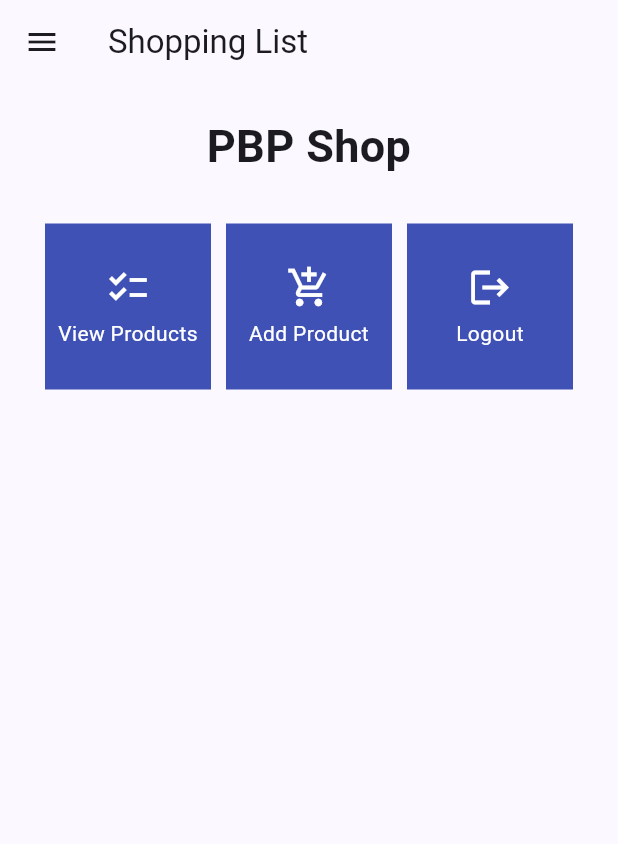
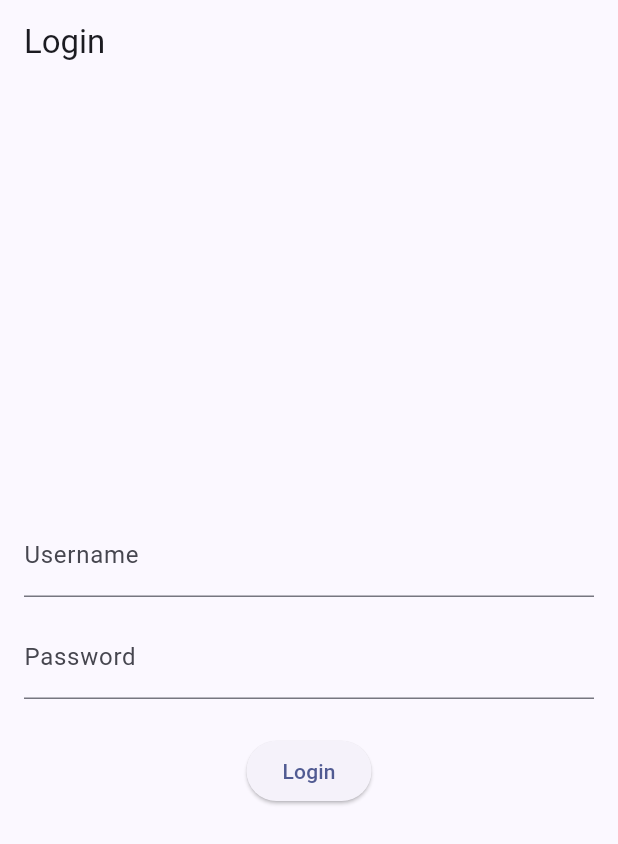
Before and after one commit to alfian-f/shopping-list-mobile, a Flutter app: the screen it shows after launch, on a phone screen of 412 x 824 dp. Shown: the top 844 px of the screen. Run offline on Flutter 3.47's test engine with Material 2 defaults, Android fonts, the phone set to English and light mode, and no system bars; missing offline and left inert: pbp_django_auth.

Commit message:
Tutorial 8

```diff
--- a/lib/main.dart
+++ b/lib/main.dart
@@ -1,38 +1,30 @@
 import 'package:flutter/material.dart';
-import 'package:shopping_list/screens/menu.dart';
+import 'package:shopping_list/screens/login.dart';
+import 'package:provider/provider.dart';
+import 'package:pbp_django_auth/pbp_django_auth.dart';
 
 void main() {
   runApp(const MyApp());
 }
 
 class MyApp extends StatelessWidget {
-  const MyApp({super.key});
+  const MyApp({Key? key}) : super(key: key);
 
-  // This widget is the root of your application.
   @override
   Widget build(BuildContext context) {
-    return MaterialApp(
-      title: 'Flutter Demo',
-      theme: ThemeData(
-        // This is the theme of your application.
-        //
-        // TRY THIS: Try running your application with "flutter run". You'll see
-        // the application has a blue toolbar. Then, without quitting the app,
-        // try changing the seedColor in the colorScheme below to Colors.green
-        // and then invoke "hot reload" (save your changes or press the "hot
-        // reload" button in a Flutter-supported IDE, or press "r" if you used
-        // the command line to start the app).
-        //
-        // Notice that the counter didn't reset back to zero; the application
-        // state is not lost during the reload. To reset the state, use hot
-        // restart instead.
-        //
-        // This works for code too, not just values: Most code changes can be
-        // tested with just a hot reload.
-        colorScheme: ColorScheme.fromSeed(seedColor: Colors.indigo),
-        useMaterial3: true,
+    return Provider(
+      create: (_) {
+        CookieRequest request = CookieRequest();
+        return request;
+      },
+      child: MaterialApp(
+        title: 'Flutter App',
+        theme: ThemeData(
+          colorScheme: ColorScheme.fromSeed(seedColor: Colors.indigo),
+          useMaterial3: true,
+        ),
+        home: LoginPage(),
       ),
-      home: MyHomePage(),
     );
   }
 }
--- /dev/null
+++ b/lib/screens/login.dart
@@ -0,0 +1,115 @@
+import 'package:shopping_list/screens/menu.dart';
+import 'package:flutter/material.dart';
+import 'package:pbp_django_auth/pbp_django_auth.dart';
+import 'package:provider/provider.dart';
+
+void main() {
+  runApp(const LoginApp());
+}
+
+class LoginApp extends StatelessWidget {
+  const LoginApp({super.key});
+
+  @override
+  Widget build(BuildContext context) {
+    return MaterialApp(
+      title: 'Login',
+      theme: ThemeData(
+        primarySwatch: Colors.blue,
+      ),
+      home: const LoginPage(),
+    );
+  }
+}
+
+class LoginPage extends StatefulWidget {
+  const LoginPage({super.key});
+
+  @override
+  _LoginPageState createState() => _LoginPageState();
+}
+
+class _LoginPageState extends State<LoginPage> {
+  final TextEditingController _usernameController = TextEditingController();
+  final TextEditingController _passwordController = TextEditingController();
+
+  @override
+  Widget build(BuildContext context) {
+    final request = context.watch<CookieRequest>();
+    return Scaffold(
+      appBar: AppBar(
+        title: const Text('Login'),
+      ),
+      body: Container(
+        padding: const EdgeInsets.all(16.0),
+        child: Column(
+          mainAxisAlignment: MainAxisAlignment.center,
+          children: [
+            TextField(
+              controller: _usernameController,
+              decoration: const InputDecoration(
+                labelText: 'Username',
+              ),
+            ),
+            const SizedBox(height: 12.0),
+            TextField(
+              controller: _passwordController,
+              decoration: const InputDecoration(
+                labelText: 'Password',
+              ),
+              obscureText: true,
+            ),
+            const SizedBox(height: 24.0),
+            ElevatedButton(
+              onPressed: () async {
+                String username = _usernameController.text;
+                String password = _passwordController.text;
+
+                // Check credentials
+                // TODO: Change the URL and don't forget to add a trailing slash (/) at the end of the URL!
+                // To connect the Android emulator to Django on localhost,
+                // use the URL http://10.0.2.2/
+                final response = await request.login(
+                    "http://alfian-fadhlurrahman-tutorial.pbp.cs.ui.ac.id/auth/login/",
+                    {
+                      'username': username,
+                      'password': password,
+                    });
+
+                if (request.loggedIn) {
+                  String message = response['message'];
+                  String uname = response['username'];
+                  Navigator.pushReplacement(
+                    context,
+                    MaterialPageRoute(builder: (context) => MyHomePage()),
+                  );
+                  ScaffoldMessenger.of(context)
+                    ..hideCurrentSnackBar()
+                    ..showSnackBar(
+                        SnackBar(content: Text("$message Welcome, $uname.")));
+                } else {
+                  showDialog(
+                    context: context,
+                    builder: (context) => AlertDialog(
+                      title: const Text('Login Failed'),
+                      content: Text(response['message']),
+                      actions: [
+                        TextButton(
+                          child: const Text('OK'),
+                          onPressed: () {
+                            Navigator.pop(context);
+                          },
+                        ),
+                      ],
+                    ),
+                  );
+                }
+              },
+              child: const Text('Login'),
+            ),
+          ],
+        ),
+      ),
+    );
+  }
+}
--- a/pubspec.yaml
+++ b/pubspec.yaml
@@ -35,6 +35,9 @@ dependencies:
   # The following adds the Cupertino Icons font to your application.
   # Use with the CupertinoIcons class for iOS style icons.
   cupertino_icons: ^1.0.2
+  provider: ^6.1.1
+  pbp_django_auth: ^0.3.1
+  http: ^0.13.6
 
 dev_dependencies:
   flutter_test:
```
Also changed, not shown: lib/models/list_product.dart (added, +91 -0 lines), lib/models/product.dart (added, +68 -0 lines), lib/screens/shoplist_form.dart (+33 -28 lines), lib/widgets/left_drawer.dart (+12 -0 lines), lib/widgets/shop_card.dart (+31 -1 lines), pubspec.lock, 2 other files.
